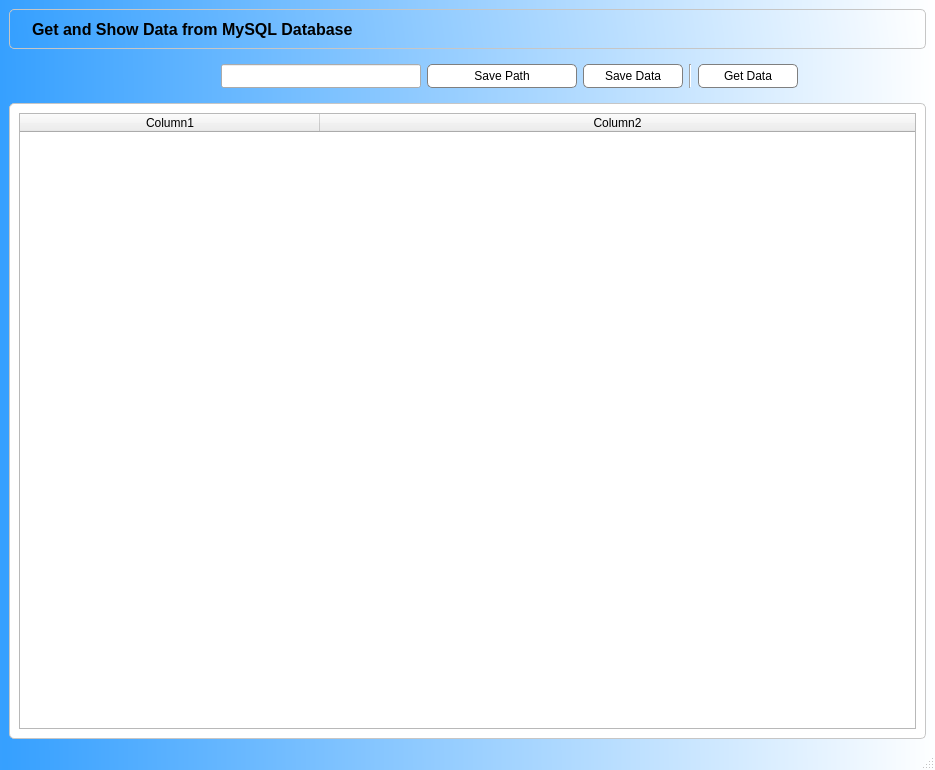
This is Show_Data.ui in ClausHofman/PyQt-harjoitus as Qt 5 draws it before an edit. The edited form follows.
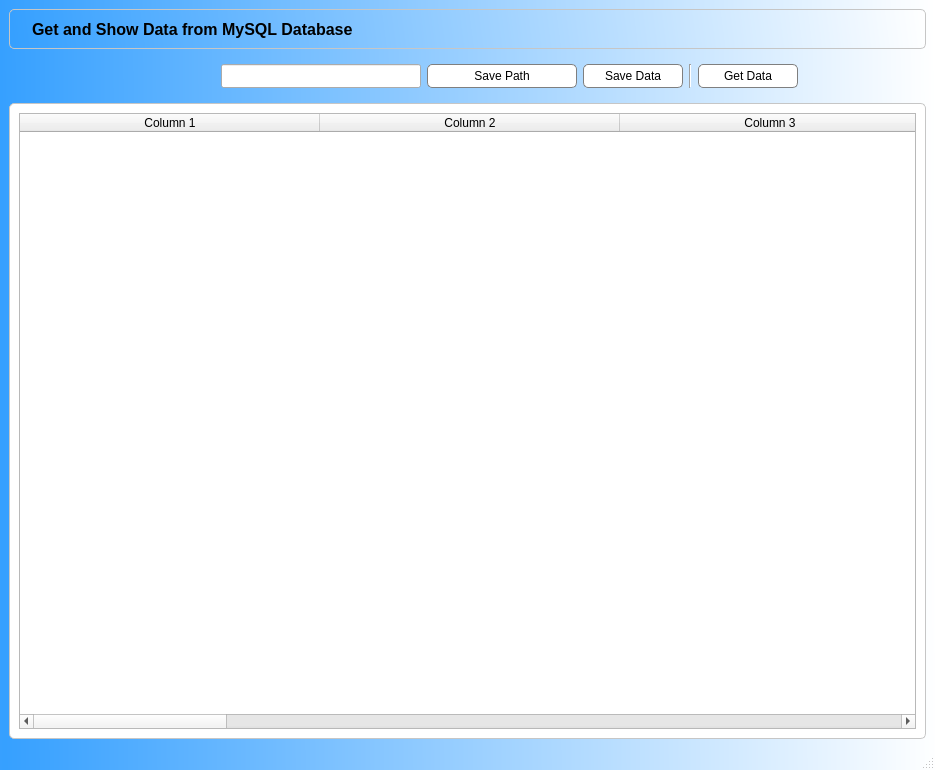
This is the edited form. Icons and pictures are not drawn.

What changed in the file:
```diff
--- a/Show_Data.ui
+++ b/Show_Data.ui
@@ -240,12 +240,47 @@
          </attribute>
          <column>
           <property name="text">
-           <string>Column1</string>
+           <string>Column 1</string>
           </property>
          </column>
          <column>
           <property name="text">
-           <string>Column2</string>
+           <string>Column 2</string>
+          </property>
+         </column>
+         <column>
+          <property name="text">
+           <string>Column 3</string>
+          </property>
+         </column>
+         <column>
+          <property name="text">
+           <string>Column 4</string>
+          </property>
+         </column>
+         <column>
+          <property name="text">
+           <string>Column 5</string>
+          </property>
+         </column>
+         <column>
+          <property name="text">
+           <string>Column 6</string>
+          </property>
+         </column>
+         <column>
+          <property name="text">
+           <string>Column 7</string>
+          </property>
+         </column>
+         <column>
+          <property name="text">
+           <string>Column 8</string>
+          </property>
+         </column>
+         <column>
+          <property name="text">
+           <string>Column 9</string>
           </property>
          </column>
         </widget>
```
Left out of the diff: 3 changed lines with no effect on the pictures.
